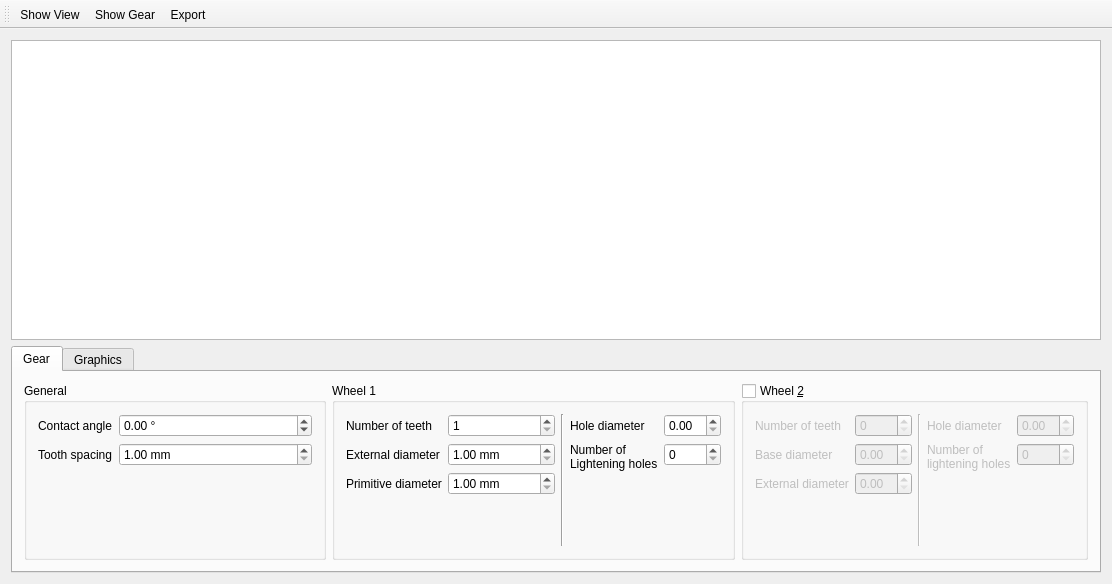
Old version of the form mainwindow.ui in the repository Klafyvel/GearFactory.
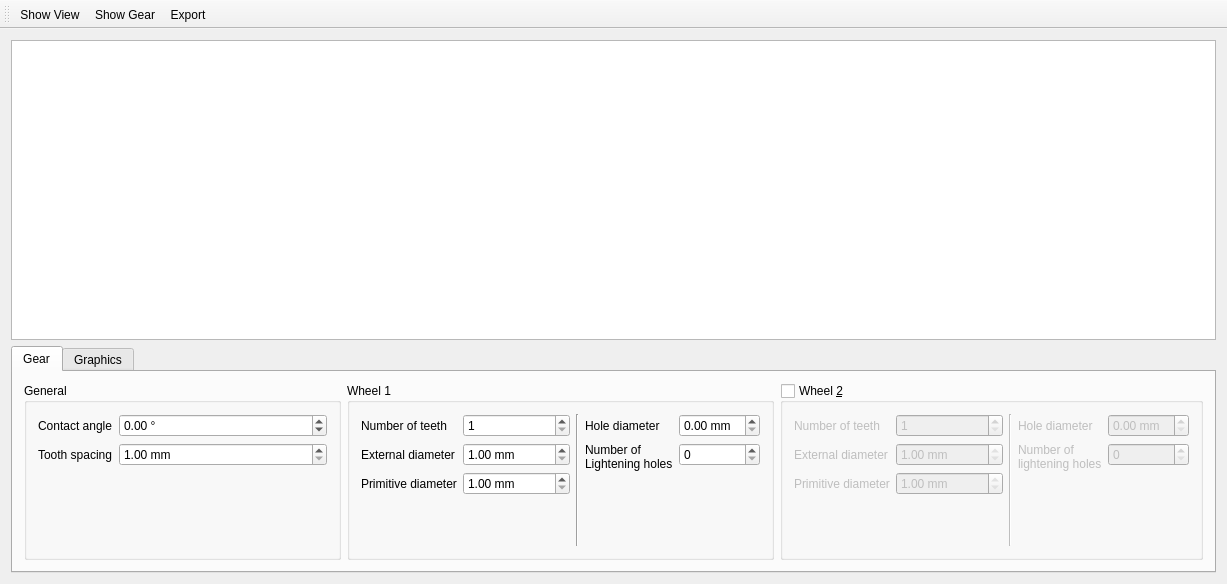
New version of the form. The open tabs and pages were chosen to show the change.

Diff of the .ui file:
```diff
--- a/mainwindow.ui
+++ b/mainwindow.ui
@@ -6,7 +6,7 @@
    <rect>
     <x>0</x>
     <y>0</y>
-    <width>1112</width>
+    <width>1227</width>
     <height>584</height>
    </rect>
   </property>
@@ -190,7 +190,11 @@
               </widget>
              </item>
              <item row="0" column="1">
-              <widget class="QDoubleSpinBox" name="holeDiameterDoubleSpinBox"/>
+              <widget class="QDoubleSpinBox" name="holeDiameterDoubleSpinBox">
+               <property name="suffix">
+                <string> mm</string>
+               </property>
+              </widget>
              </item>
              <item row="1" column="0">
               <widget class="QLabel" name="numberOfLighteningHolesLabel">
@@ -233,27 +237,57 @@
               </widget>
              </item>
              <item row="0" column="1">
-              <widget class="QSpinBox" name="numberOfTeethSpinBox_2"/>
-             </item>
-             <item row="1" column="0">
-              <widget class="QLabel" name="baseDiameterLabel_2">
-               <property name="text">
-                <string>Base diameter</string>
+              <widget class="QSpinBox" name="numberOfTeethSpinBox_2">
+               <property name="minimum">
+                <number>1</number>
                </property>
               </widget>
              </item>
-             <item row="1" column="1">
-              <widget class="QDoubleSpinBox" name="baseDiameterDoubleSpinBox_2"/>
-             </item>
              <item row="2" column="0">
+              <widget class="QLabel" name="primitiveDiameterLabel_2">
+               <property name="text">
+                <string>Primitive diameter</string>
+               </property>
+              </widget>
+             </item>
+             <item row="2" column="1">
+              <widget class="QDoubleSpinBox" name="primitiveDiameterDoubleSpinBox_2">
+               <property name="readOnly">
+                <bool>true</bool>
+               </property>
+               <property name="suffix">
+                <string> mm</string>
+               </property>
+               <property name="minimum">
+                <double>1.000000000000000</double>
+               </property>
+               <property name="maximum">
+                <double>100000.000000000000000</double>
+               </property>
+              </widget>
+             </item>
+             <item row="1" column="0">
               <widget class="QLabel" name="externalDiameterLabel_2">
                <property name="text">
                 <string>External diameter</string>
                </property>
               </widget>
              </item>
-             <item row="2" column="1">
-              <widget class="QDoubleSpinBox" name="externalDiameterDoubleSpinBox_2"/>
+             <item row="1" column="1">
+              <widget class="QDoubleSpinBox" name="externalDiameterDoubleSpinBox_2">
+               <property name="readOnly">
+                <bool>true</bool>
+               </property>
+               <property name="suffix">
+                <string> mm</string>
+               </property>
+               <property name="minimum">
+                <double>1.000000000000000</double>
+               </property>
+               <property name="maximum">
+                <double>10000.000000000000000</double>
+               </property>
+              </widget>
              </item>
             </layout>
            </item>
@@ -266,15 +300,8 @@
            </item>
            <item>
             <layout class="QFormLayout" name="formLayout_2">
-             <item row="0" column="0">
-              <widget class="QLabel" name="holeDiameterLabel_2">
-               <property name="text">
-                <string>Hole diameter</string>
-               </property>
-              </widget>
-             </item>
-             <item row="0" column="1">
-              <widget class="QDoubleSpinBox" name="holeDiameterDoubleSpinBox_2"/>
+             <item row="1" column="1">
+              <widget class="QSpinBox" name="numberOfLighteningHolesSpinBox_2"/>
              </item>
              <item row="1" column="0">
               <widget class="QLabel" name="numberOfNlighteningHolesLabel">
@@ -284,8 +311,19 @@
                </property>
               </widget>
              </item>
-             <item row="1" column="1">
-              <widget class="QSpinBox" name="numberOfNlighteningHolesSpinBox"/>
+             <item row="0" column="1">
+              <widget class="QDoubleSpinBox" name="holeDiameterDoubleSpinBox_2">
+               <property name="suffix">
+                <string> mm</string>
+               </property>
+              </widget>
+             </item>
+             <item row="0" column="0">
+              <widget class="QLabel" name="holeDiameterLabel_2">
+               <property name="text">
+                <string>Hole diameter</string>
+               </property>
+              </widget>
              </item>
             </layout>
            </item>
```
Left out of the diff: 42 changed lines with no effect on the pictures.
